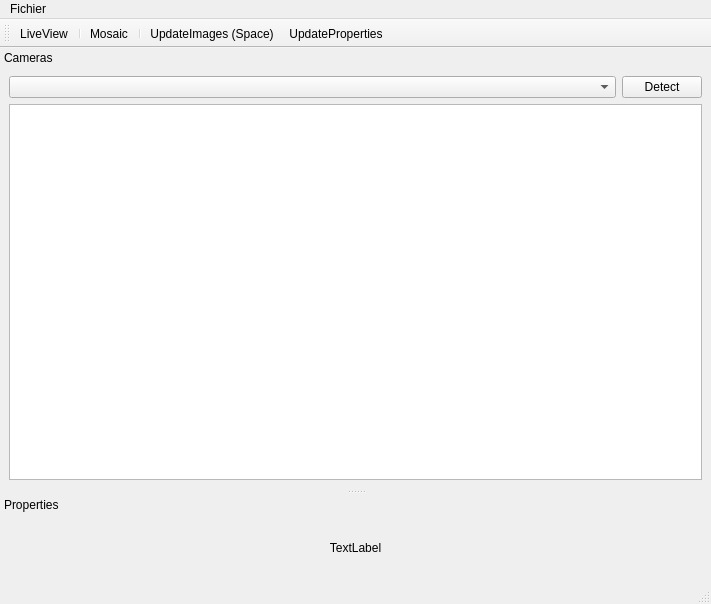
First picture: the form in ProjetNorvege/mainwindow.ui, repository Antoinephi/Project-Norway, before the edit.
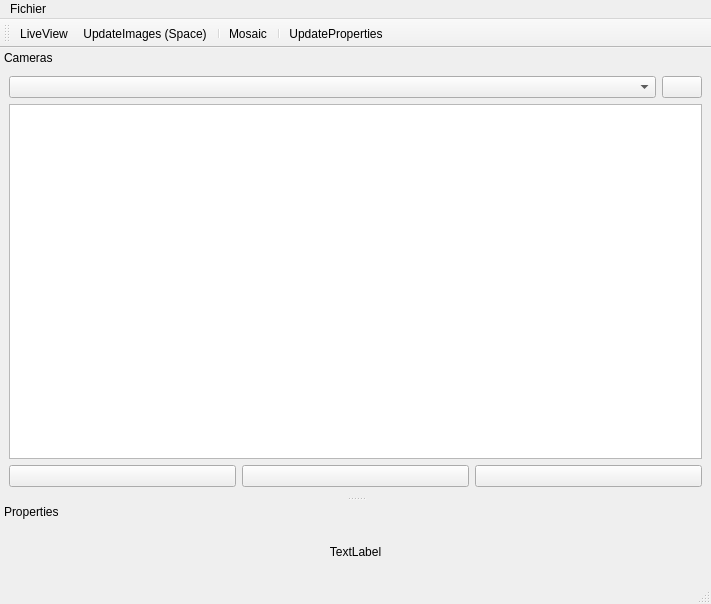
Second picture: the form after the edit. Icons and pictures are not drawn.

Patch:
```diff
--- a/ProjetNorvege/mainwindow.ui
+++ b/ProjetNorvege/mainwindow.ui
@@ -69,15 +69,37 @@
            <verstretch>0</verstretch>
           </sizepolicy>
          </property>
+         <property name="minimumSize">
+          <size>
+           <width>0</width>
+           <height>22</height>
+          </size>
+         </property>
+         <property name="iconSize">
+          <size>
+           <width>16</width>
+           <height>16</height>
+          </size>
+         </property>
         </widget>
        </item>
        <item>
         <widget class="QPushButton" name="Detect">
+         <property name="minimumSize">
+          <size>
+           <width>0</width>
+           <height>0</height>
+          </size>
+         </property>
          <property name="cursor">
           <cursorShape>ArrowCursor</cursorShape>
          </property>
          <property name="text">
-          <string>Detect</string>
+          <string/>
+         </property>
+         <property name="icon">
+          <iconset resource="Ressources.qrc">
+           <normaloff>:/icons/add.png</normaloff>:/icons/add.png</iconset>
          </property>
         </widget>
        </item>
@@ -114,6 +136,73 @@
        </attribute>
       </widget>
      </item>
+     <item>
+      <layout class="QHBoxLayout" name="horizontalLayout_2">
+       <property name="topMargin">
+        <number>0</number>
+       </property>
+       <item>
+        <widget class="QPushButton" name="addGroup">
+         <property name="toolTip">
+          <string>Add group</string>
+         </property>
+         <property name="text">
+          <string/>
+         </property>
+         <property name="icon">
+          <iconset resource="Ressources.qrc">
+           <normaloff>:/icons/folder_add.png</normaloff>:/icons/folder_add.png</iconset>
+         </property>
+         <property name="iconSize">
+          <size>
+           <width>24</width>
+           <height>24</height>
+          </size>
+         </property>
+        </widget>
+       </item>
+       <item>
+        <widget class="QPushButton" name="editItem">
+         <property name="toolTip">
+          <string>Edit</string>
+         </property>
+         <property name="text">
+          <string/>
+         </property>
+         <property name="icon">
+          <iconset resource="Ressources.qrc">
+           <normaloff>:/icons/edit.png</normaloff>:/icons/edit.png</iconset>
+         </property>
+         <property name="iconSize">
+          <size>
+           <width>24</width>
+           <height>24</height>
+          </size>
+         </property>
+        </widget>
+       </item>
+       <item>
+        <widget class="QPushButton" name="deleteGroup">
+         <property name="toolTip">
+          <string>Delete group</string>
+         </property>
+         <property name="text">
+          <string/>
+         </property>
+         <property name="icon">
+          <iconset resource="Ressources.qrc">
+           <normaloff>:/icons/folder_delete.png</normaloff>:/icons/folder_delete.png</iconset>
+         </property>
+         <property name="iconSize">
+          <size>
+           <width>24</width>
+           <height>24</height>
+          </size>
+         </property>
+        </widget>
+       </item>
+      </layout>
+     </item>
     </layout>
    </widget>
   </widget>
@@ -168,10 +257,10 @@
     <bool>false</bool>
    </attribute>
    <addaction name="actionLiveView"/>
-   <addaction name="separator"/>
-   <addaction name="actionMosaic"/>
-   <addaction name="separator"/>
    <addaction name="actionUpdateImages"/>
+   <addaction name="separator"/>
+   <addaction name="actionMosaic"/>
+   <addaction name="separator"/>
    <addaction name="actionUpdateProperties"/>
   </widget>
   <action name="actionQuitter">
```
Left out of the diff: 22 changed lines with no effect on the pictures.
